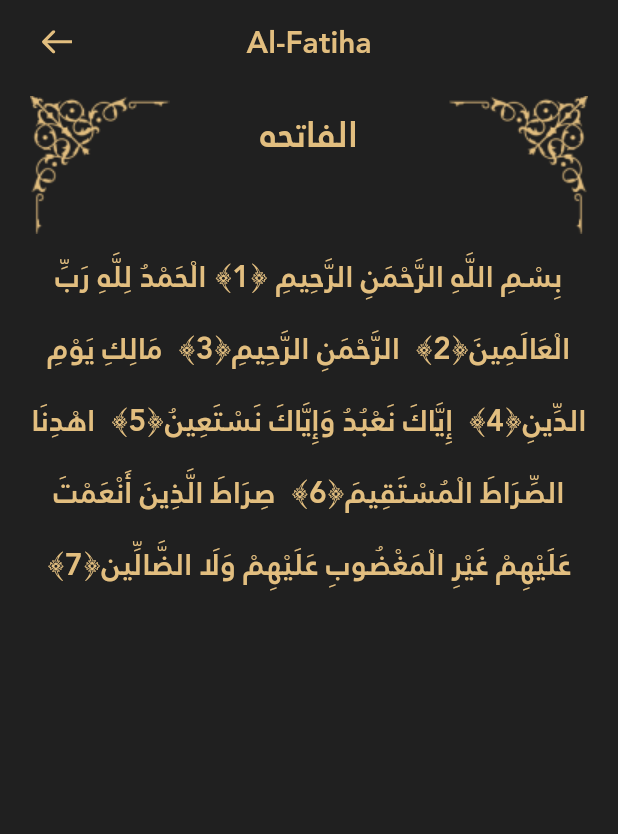
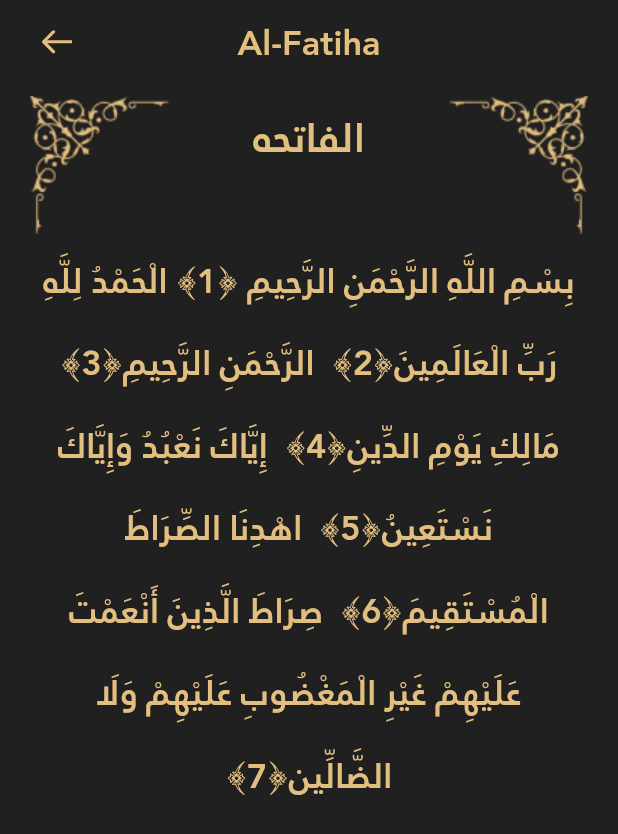
Before and after one commit to MahmoodTarek/Islami, a Flutter app: the IslamiBottomNav screen opened by its route, after a tap on an icon or button, on a phone screen of 412 x 824 dp. Shown: the top 834 px of the screen. Run offline on Flutter 3.47's test engine with Material 3 defaults, Android fonts, the phone set to English and light mode, and no system bars; our stand-ins replace flutter_screenutil, flutter_svg, introduction_screen, lottie, shared_preferences; accounts and stored records are empty.

Commit message:
feat: Add surah bottom image asset and make text styles responsive

```diff
--- a/lib/utils/app_assets.dart
+++ b/lib/utils/app_assets.dart
@@ -24,6 +24,7 @@ abstract final class AppImages {
       'assets/images/image_completed_successfully.json';
   static const String imgRightCorner = 'assets/images/img_right_corner.png';
   static const String imgLeftCorner = 'assets/images/img_left_corner.png';
+  static const String imgSurahBottom = 'assets/images/img_surah_bottom.png';
 }
 
 abstract final class AppIcons {
--- a/lib/utils/app_styles.dart
+++ b/lib/utils/app_styles.dart
@@ -1,25 +1,26 @@
 import 'package:flutter/material.dart';
+import 'package:flutter_screenutil/flutter_screenutil.dart';
 
 import 'app_colors.dart';
 
 abstract class AppStyles {
-  static const TextStyle base16BoldGold = TextStyle(
-    fontSize: 16,
+  static final TextStyle base16BoldGold = TextStyle(
+    fontSize: 16.sp,
     color: AppColors.gold,
     fontWeight: FontWeight.w700,
   );
-  static const TextStyle base16BoldCreamyYellow = TextStyle(
-    fontSize: 16,
+  static final TextStyle base16BoldCreamyYellow = TextStyle(
+    fontSize: 16.sp,
     color: AppColors.creamyYellow,
     fontWeight: FontWeight.w700,
   );
-  static const TextStyle bold24DarkGray = TextStyle(
-    fontSize: 24,
+  static final TextStyle bold24DarkGray = TextStyle(
+    fontSize: 24.sp,
     color: AppColors.darkGray,
     fontWeight: FontWeight.w700,
   );
-  static const TextStyle bold20White = TextStyle(
-    fontSize: 20,
+  static final TextStyle bold20White = TextStyle(
+    fontSize: 20.sp,
     color: Colors.white,
     fontWeight: .w700,
   );
```
Also changed, not shown: assets/images/2.0x/img_surah_bottom.png (added), assets/images/3.0x/img_surah_bottom.png (added), assets/images/img_surah_bottom.png (added).
